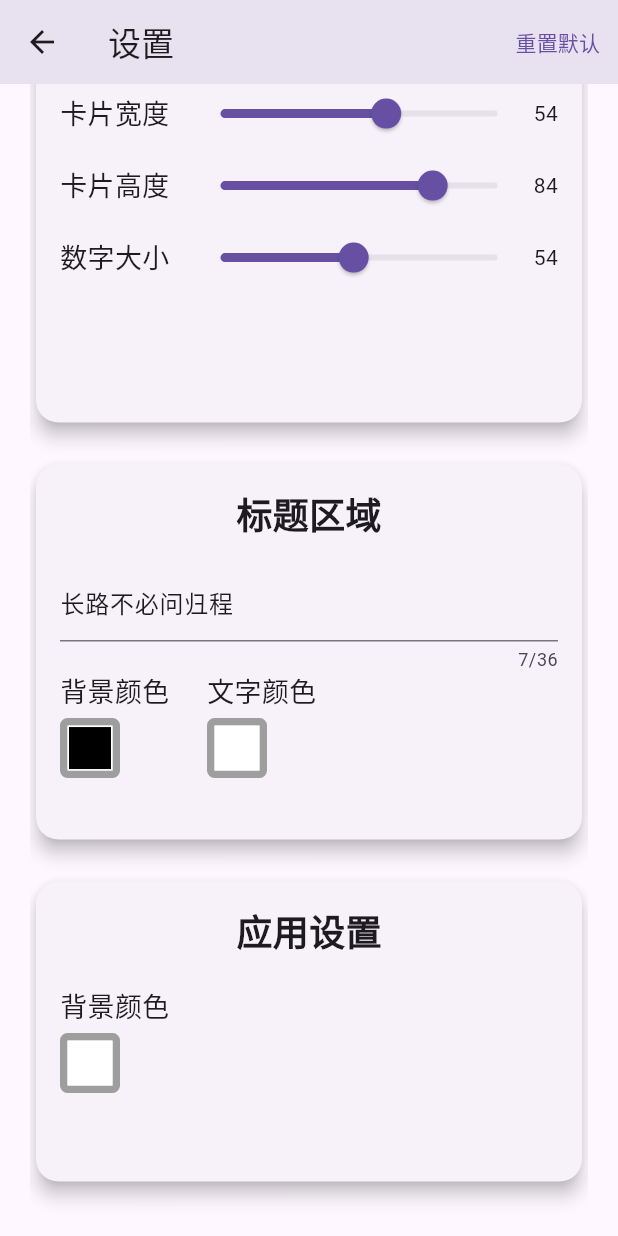
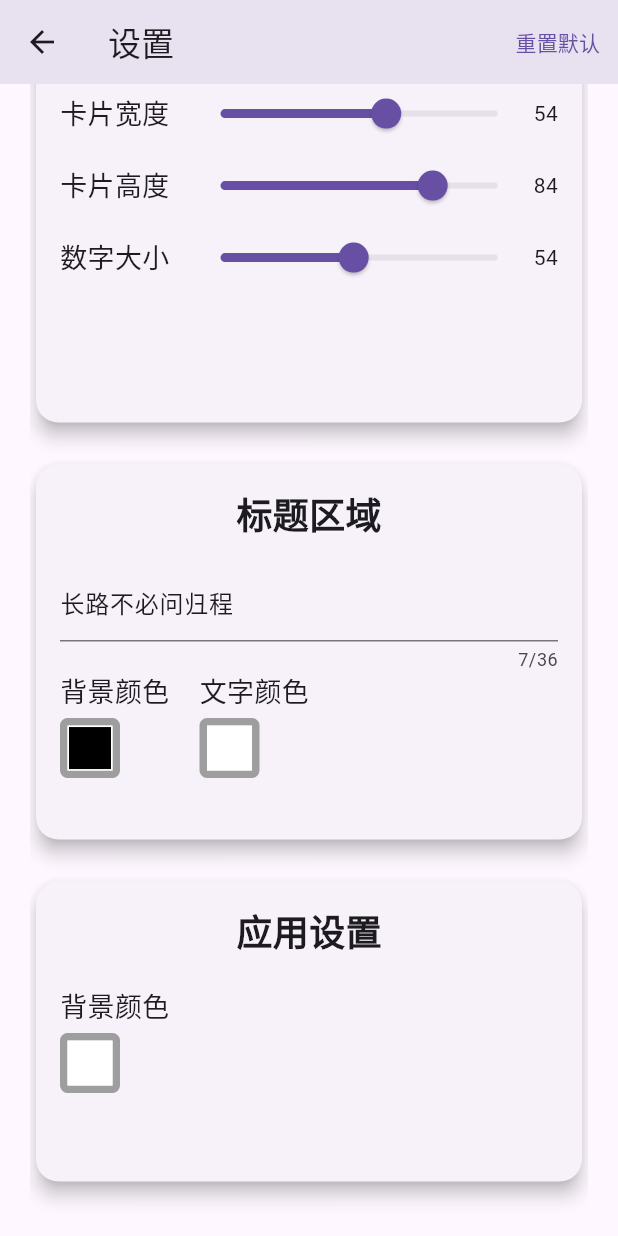
Before and after one commit to bytecrystal/fltimer, a Flutter app: the SettingsPage screen opened directly, scrolled down 543 dp, on a phone screen of 412 x 824 dp. Run offline on Flutter 3.47's test engine with Material 3 defaults, Android fonts, the phone set to English and light mode, and no system bars; our stand-ins replace flutter_colorpicker, flutter_phoenix, shared_preferences; missing offline and left inert: window_manager; accounts and stored records are empty; statements that could not run were skipped.

Commit message:
feat: set other config for timer display

```diff
--- a/lib/main.dart
+++ b/lib/main.dart
@@ -1,5 +1,4 @@
 import 'package:flipclock/service/local_storage_service.dart';
-import 'package:flipclock/service/preferences_service.dart';
 import 'package:flipclock/state/app_state.dart';
 import 'package:flipclock/views/timer_screen.dart';
 import 'package:flutter/material.dart';
--- a/lib/service/local_storage_service.dart
+++ b/lib/service/local_storage_service.dart
@@ -1,7 +1,7 @@
 import 'dart:convert';
 import 'package:shared_preferences/shared_preferences.dart';
 
-import '../model/use_config.dart';
+import '../model/user_config.dart';
 
 // 创建一个单例类来封装SharedPreferences的操作
 class LocalStorageService {
--- a/lib/views/icon_bar.dart
+++ b/lib/views/icon_bar.dart
@@ -5,9 +5,7 @@ import 'package:flutter_phoenix/flutter_phoenix.dart';
 import 'package:provider/provider.dart';
 import 'package:window_manager/window_manager.dart';
 
-import '../functions.dart';
 import '../state/app_state.dart';
-import '../state/time_info.dart';
 
 class IconBar extends StatelessWidget {
   final double iconSize;
@@ -53,7 +51,7 @@ class IconBar extends StatelessWidget {
             // timerInfo.saveCurrentWindowSize(),
             appState.saveCurrentWindowSize(),
             // 设置窗口大小
-            windowManager.setSize(const Size(540, 900), animate: true),
+            windowManager.setSize(const Size(580, 900), animate: true),
             Navigator.push(
               context,
               MaterialPageRoute(builder: (context) => const SettingsPage()),
--- a/lib/views/my_app_bar.dart
+++ b/lib/views/my_app_bar.dart
@@ -1,4 +1,4 @@
-import 'package:flipclock/model/use_config.dart';
+import 'package:flipclock/model/user_config.dart';
 import 'package:flutter/material.dart';
 import 'package:provider/provider.dart';
 import 'package:window_manager/window_manager.dart';
--- a/lib/views/settings_page.dart
+++ b/lib/views/settings_page.dart
@@ -1,9 +1,7 @@
 import 'package:flipclock/state/app_state.dart';
-import 'package:flutter/animation.dart';
 import 'package:flutter/material.dart';
 import 'package:flutter/services.dart';
 import 'package:provider/provider.dart';
-import 'package:window_manager/window_manager.dart';
 
 import 'color_picker_dialog.dart';
 
@@ -71,20 +69,14 @@ class _SettingsPageState extends State<SettingsPage> {
     );
   }
 
-  Widget _buildColorConfig({required AppState appState, required String type}) {
-    Color bgColor = Color(type == 'clock' ? appState.userConfig.clock.bgColor : appState.userConfig.headTitle.bgColor);
-    Color color = Color(type == 'clock' ? appState.userConfig.clock.color : appState.userConfig.headTitle.color);
-    return Row(
-        children: [
-          Column(
+  Widget _buildColorPick({required String label, required Color color, required Function(int) onColorChanged}) {
+    return Column(
       crossAxisAlignment: CrossAxisAlignment.start,
       children: [
         Text(
-                  '背景颜色',
-                  style: TextStyle(
+            label,
+            style: const TextStyle(
               fontSize: 18,
-                    // fontWeight: FontWeight.bold,
-                    // color: Colors.black87,
             )
         ),
         SizedBox(height: 5,),
@@ -104,58 +96,10 @@ class _SettingsPageState extends State<SettingsPage> {
               showDialog(
                 context: context,
                 builder: (_) => ColorPickerDialog(
-                        initialColor: bgColor,
-                        colorPickerWidth: 350.0,
-                        onColorChanged: (Color color) {
-                          appState.updateBgColor(type: type, bgColor: color.value);
-                        },
-                      ),
-                    );
-                  },
-                  child: Container(
-                    // width: 30,
-                    // height: 30,
-                    decoration: BoxDecoration(
-                      color: bgColor,
-                      border: Border.all(color: Colors.white, width: 1),
-                    ),
-                  ),
-                ),
-              )
-            ],
-          ),
-          SizedBox(width: 25),
-          Column(
-            crossAxisAlignment: CrossAxisAlignment.start,
-            children: [
-              Text(
-                  '文字颜色',
-                  style: TextStyle(
-                    fontSize: 18,
-                    // fontWeight: FontWeight.bold,
-                    // color: Colors.black87,
-                  )
-              ),
-              SizedBox(height: 5,),
-              Container(
-                width: 40,
-                height: 40,
-                decoration: BoxDecoration(
-                  border: Border.all(
-                    color: Colors.grey, // 边框颜色
-                    width: 5, // 边框宽度
-                  ),
-                  borderRadius: BorderRadius.circular(5), // 边框的圆角
-                ),
-                child: GestureDetector(
-                  onTap: () {
-                    showDialog(
-                      context: context,
-                      builder: (_) => ColorPickerDialog(
                   initialColor: color,
                   colorPickerWidth: 350.0,
                   onColorChanged: (Color color) {
-                          appState.updateColor(type: type, color: color.value);
+                    onColorChanged(color.value);
                   },
                 ),
               );
@@ -171,6 +115,55 @@ class _SettingsPageState extends State<SettingsPage> {
           ),
         )
       ],
+    );
+  }
+
+  Widget _buildColorConfig({required AppState appState, required String type}) {
+    Color bgColor = Color(type == 'clock' ? appState.userConfig.clock.bgColor : appState.userConfig.headTitle.bgColor);
+    Color color = Color(type == 'clock' ? appState.userConfig.clock.color : appState.userConfig.headTitle.color);
+    return Row(
+        children: [
+          _buildColorPick(
+              label: '背景颜色',
+              color: bgColor,
+              onColorChanged: (color) {
+                appState.updateBgColor(type: type, bgColor: color);
+              }
+          ),
+          const SizedBox(width: 20,),
+          _buildColorPick(
+              label: '文字颜色',
+              color: color,
+              onColorChanged: (color) {
+                appState.updateColor(type: type, color: color);
+              }
+          ),
+          const SizedBox(width: 20,),
+          if (type == 'clock')
+            _buildColorPick(
+                label: '分割线颜色',
+                color: Color(appState.userConfig.clock.hingeColor),
+                onColorChanged: (color) {
+                  appState.updateClockHingeColor(color: color);
+                }
+            ),
+          const SizedBox(width: 20,),
+          if (type == 'clock')
+            _buildColorPick(
+                label: '边框颜色',
+                color: Color(appState.userConfig.clock.borderColor),
+                onColorChanged: (color) {
+                  appState.updateClockBorderColor(color: color);
+                }
+            ),
+          const SizedBox(width: 20,),
+          if (type == 'clock')
+            _buildColorPick(
+                label: '点颜色',
+                color: Color(appState.userConfig.clock.separatorColor),
+                onColorChanged: (color) {
+                  appState.updateClockSeparatorColor(color: color);
+                }
             ),
         ]
     );
@@ -208,7 +201,7 @@ class _SettingsPageState extends State<SettingsPage> {
         appBar: AppBar(
           title: const Text("设置"),
           leading: IconButton(
-            icon: Icon(Icons.arrow_back),
+            icon: const Icon(Icons.arrow_back),
             onPressed: () {
               // 自定义的返回事件
               // 可以调用Navigator.pop()或者你希望执行的其他逻辑
@@ -246,24 +239,25 @@ class _SettingsPageState extends State<SettingsPage> {
                   child: Container(
                     width: 300,
                     height: 160,
-                    padding: EdgeInsets.all(16),
+                    padding: const EdgeInsets.all(16),
                     child: Column(
                       // mainAxisAlignment: MainAxisAlignment.center,
                       children: <Widget>[
-                        Text(
+                        const Text(
                           '时钟颜色',
                           style: TextStyle(
                             fontSize: 24,
                             fontWeight: FontWeight.bold,
                           ),
                         ),
-                        SizedBox(height: 20), // 用于添加空间
-                        _buildColorConfig(appState: appState, type: 'clock')
+                        const SizedBox(height: 20), // 用于添加空间
+                        _buildColorConfig(appState: appState, type: 'clock'),
+
                       ],
                     ),
                   ),
                 ),
-                SizedBox(height: 20,),
+                const SizedBox(height: 20,),
                 _buildCard(
                   child: _buildCardContainer(
                     child: Row(
@@ -280,7 +274,7 @@ class _SettingsPageState extends State<SettingsPage> {
                     height: 150
                   )
                 ),
-                SizedBox(height: 20,),
+                const SizedBox(height: 20,),
                 _buildCard(
                     child: _buildCardContainer(
                         child: Column(
@@ -318,7 +312,7 @@ class _SettingsPageState extends State<SettingsPage> {
                         height: 300
                     )
                 ),
-                SizedBox(height: 20,),
+                const SizedBox(height: 20,),
                 _buildCard(
                     child: _buildCardContainer(
                         child: Column(
@@ -341,7 +335,7 @@ class _SettingsPageState extends State<SettingsPage> {
                             // SizedBox(height: 30,),
                             Row(
                               children: [
-                                _buildColorConfig(appState: appState, type: 'timer')
+                                _buildColorConfig(appState: appState, type: 'headTitle')
                               ],
                             )
                           ],
@@ -350,55 +344,19 @@ class _SettingsPageState extends State<SettingsPage> {
                         height: 250
                     )
                 ),
-                SizedBox(height: 20,),
+                const SizedBox(height: 20,),
                 _buildCard(
                     child: _buildCardContainer(
                         child: Column(
                           children: [
                             Row(
                               children: [
-                                Column(
-                                  crossAxisAlignment: CrossAxisAlignment.start,
-                                  children: [
-                                    Text(
-                                        '背景颜色',
-                                        style: TextStyle(
-                                          fontSize: 18,
-                                        )
-                                    ),
-                                    SizedBox(height: 5,),
-                                    Container(
-                                      width: 40,
-                                      height: 40,
-                                      decoration: BoxDecoration(
-                                        border: Border.all(
-                                          color: Colors.grey, // 边框颜色
-                                          width: 5, // 边框宽度
-                                        ),
-                                        borderRadius: BorderRadius.circular(5), // 边框的圆角
-                                      ),
-                                      child: GestureDetector(
-                                        onTap: () {
-                                          showDialog(
-                                            context: context,
-                                            builder: (_) => ColorPickerDialog(
-                                              initialColor: Color(appState.userConfig.appBgColor),
-                                              colorPickerWidth: 350.0,
-                                              onColorChanged: (Color color) {
-                                                appState.updateAppBgColor(bgColor: color.value);
-                                              },
-                                            ),
-                                          );
-                                        },
-                                        child: Container(
-                                          decoration: BoxDecoration(
+                                _buildColorPick(
+                                  label: '背景颜色',
                                   color: Color(appState.userConfig.appBgColor),
-                                            border: Border.all(color: Colors.white, width: 1),
-                                          ),
-                                        ),
-                                      ),
-                                    )
-                                  ],
+                                  onColorChanged: (color) {
+                                    appState.updateAppBgColor(bgColor: color);
+                                  }
                                 ),
                               ],
                             )
@@ -407,7 +365,7 @@ class _SettingsPageState extends State<SettingsPage> {
                         title: '应用设置',
                     )
                 ),
-                SizedBox(height: 20,),
+                const SizedBox(height: 20,),
               ]
             )
           ),
```
Also changed, not shown: lib/model/user_config.dart (renamed from lib/model/use_config.dart, +29 -3 lines), lib/state/app_state.dart (+20 -2 lines), lib/views/timer_screen.dart (+6 -3 lines), lib/model/user_config.g.dart. Lines whose indentation alone changed are shown as unchanged.
